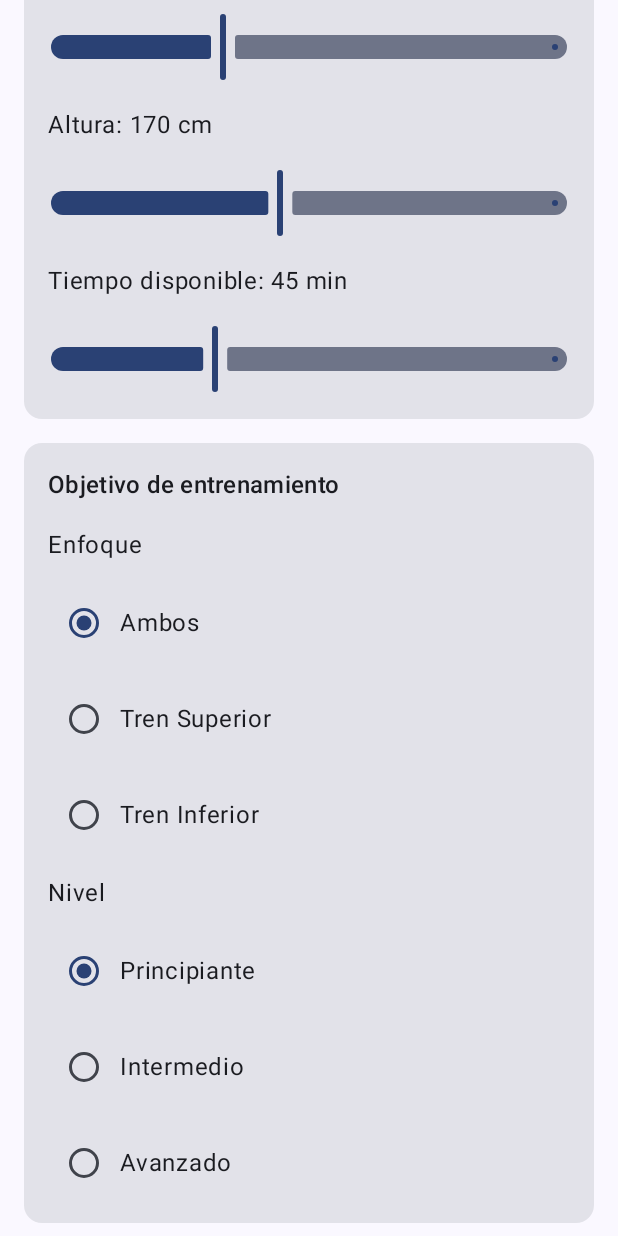
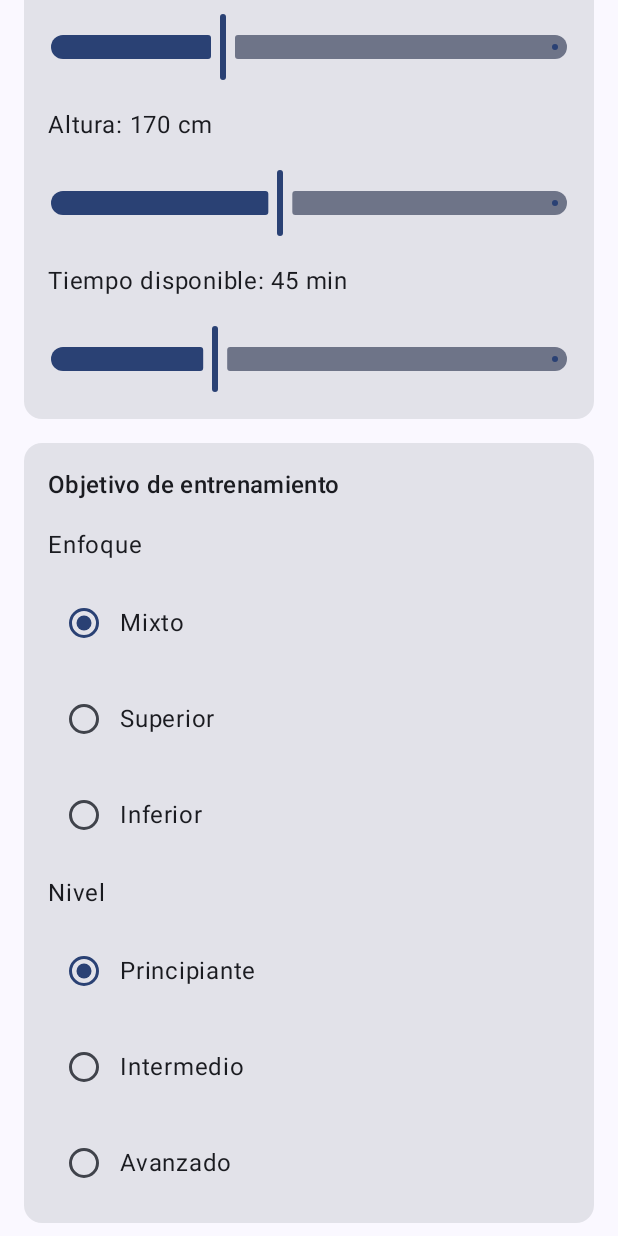
Before and after one commit to AlbaPalacios12/FITAI, an Android app built with Jetpack Compose: the composable Registro shown on its own in the app's theme, scrolled down 576 dp, on a phone screen of 412 x 824 dp. Run offline under Robolectric (Android 15) with nearby library versions, the phone set to English and light mode, and no system bars.

Commit message:
Genera rutina y muestra

```diff
--- a/app/src/main/java/com/example/fitai/MainActivity.kt
+++ b/app/src/main/java/com/example/fitai/MainActivity.kt
@@ -49,7 +49,7 @@ class MainActivity : ComponentActivity() {
                     .get()
                     .addOnSuccessListener { result ->
                         ejercicios = result.toObjects(Ejercicio::class.java)
-                        Log.d("Firestore", "Ejercicios cargados correctamente")
+                        Log.d("DEBUG", "Total ejercicios cargados: ${ejercicios.size}")
                     }
             }
 
@@ -103,6 +103,7 @@ class MainActivity : ComponentActivity() {
                             usuario = usuarioRegistrado!!,
                             nombreUsuario = usuarioRegistrado!!.nombre,
                             onRutinaGenerada = { nuevaRutina ->
+                                Log.d("DEBUG", "Ejercicios en rutina: ${nuevaRutina.ejercicios.size}")
                                 rutinaGenerada = nuevaRutina
                                 navController.navigate("rutina")
                             }
--- a/app/src/main/java/com/example/fitai/ui/theme/screens/Registro.kt
+++ b/app/src/main/java/com/example/fitai/ui/theme/screens/Registro.kt
@@ -38,8 +38,8 @@ fun Registro (onFinalizar: (Usuario) -> Unit) {
     val opcionesSexo = listOf("Masculino", "Femenino")
     var sexoSeleccionado by remember { mutableStateOf("Masculino") }
 
-    val opcionesEnfoque = listOf("Ambos", "Tren Superior", "Tren Inferior")
-    var enfoqueSeleccionado by remember { mutableStateOf("Ambos") }
+    val opcionesEnfoque = listOf("Mixto", "Superior", "Inferior")
+    var enfoqueSeleccionado by remember { mutableStateOf("Mixto") }
 
     val opcionesNivel = listOf("Principiante", "Intermedio", "Avanzado")
     var nivelSeleccionado by remember { mutableStateOf("Principiante") }
```
Also changed, not shown: app/src/main/java/com/example/fitai/RutinaGenerador.kt (+6 -1 lines).
